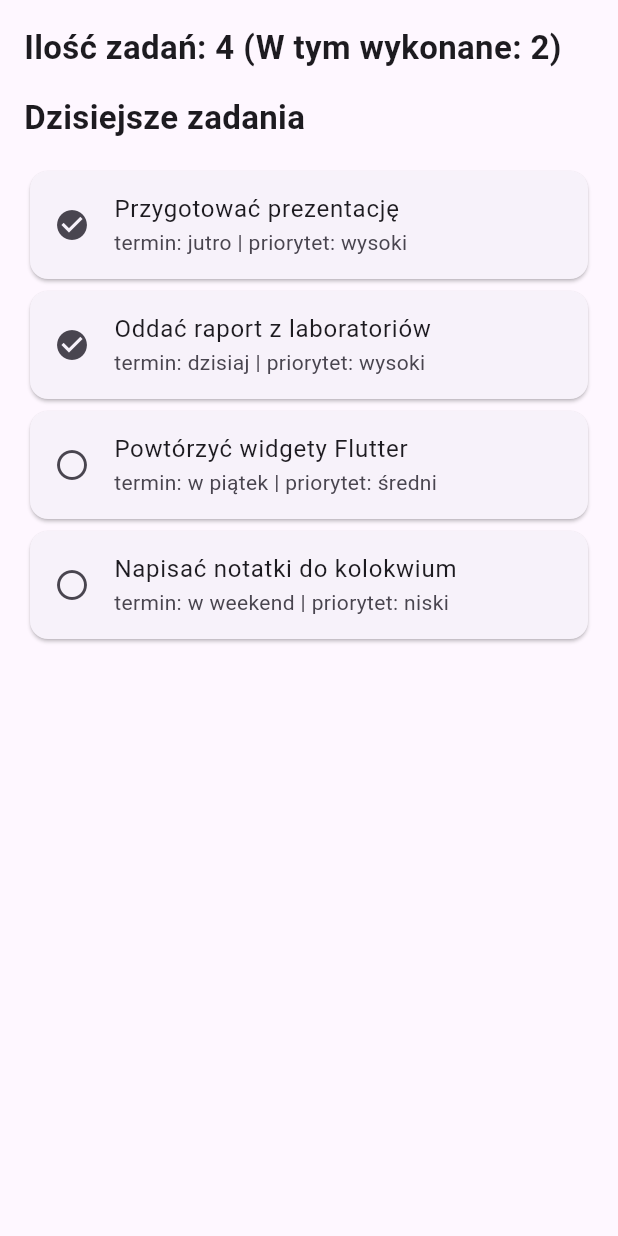
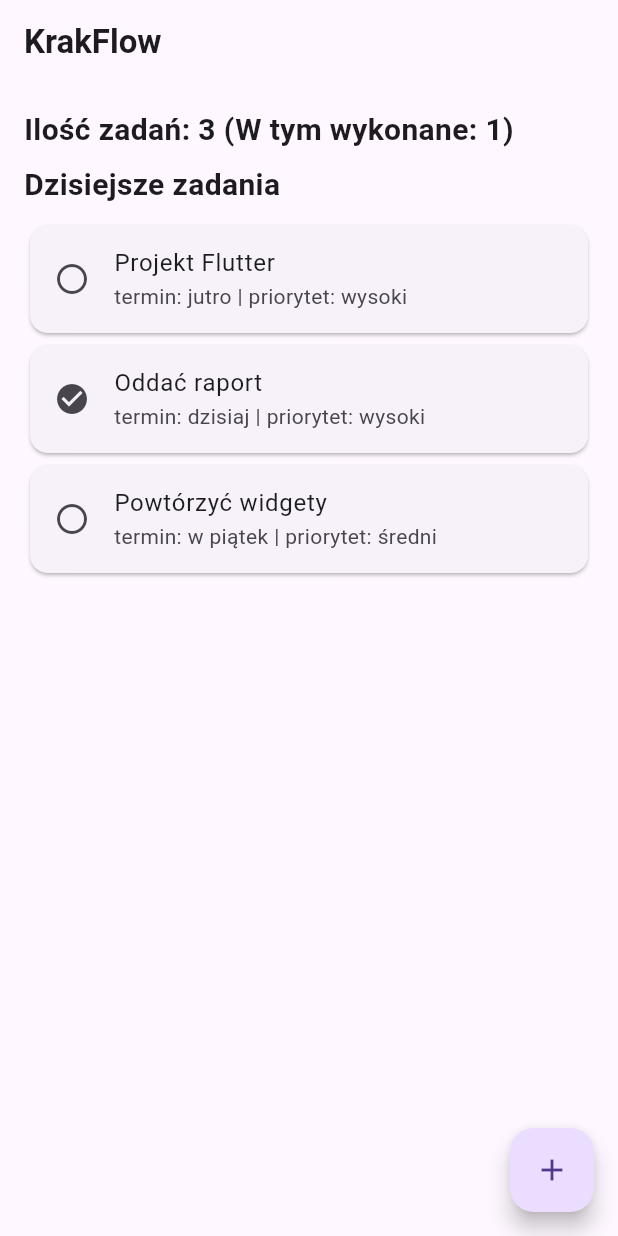
Before and after one commit to wiktorl16/tam_todo_uken, a Flutter app: the screen it shows after launch, on a phone screen of 412 x 824 dp. Run offline on Flutter 3.47's test engine with Material 3 defaults, Android fonts, the phone set to English and light mode, and no system bars.

Commit message:
lab 5 - krakflow navigation and add task screen

```diff
--- a/lib/main.dart
+++ b/lib/main.dart
@@ -1,26 +1,33 @@
 import 'package:flutter/material.dart';
+import 'task_repository.dart';
 
 void main() {
   runApp(const MyApp());
 }
 
-class MyApp extends StatelessWidget {
+class MyApp extends StatefulWidget {
   const MyApp({super.key});
 
   @override
+  State<MyApp> createState() => _MyAppState();
+}
+
+class _MyAppState extends State<MyApp> {
+  @override
   Widget build(BuildContext context) {
-    final List<Task> tasks = [
-      Task(title: "Przygotować prezentację", deadline: "jutro", done: true, priority: "wysoki"),
-      Task(title: "Oddać raport z laboratoriów", deadline: "dzisiaj", done: true, priority: "wysoki"),
-      Task(title: "Powtórzyć widgety Flutter", deadline: "w piątek", done: false, priority: "średni"),
-      Task(title: "Napisać notatki do kolokwium", deadline: "w weekend", done: false, priority: "niski"),
-    ];
+    final List<Task> tasks = TaskRepository.tasks;
 
     final doneCount = tasks.where((t) => t.done).length;
 
     return MaterialApp(
       title: 'KrakFlow',
       home: Scaffold(
+        appBar: AppBar(
+          title: Text(
+            "KrakFlow",
+            style: const TextStyle(fontSize: 22, fontWeight: FontWeight.bold),
+          ),
+        ),
         body: Padding(
           padding: const EdgeInsets.all(16),
           child: Column(
@@ -28,14 +35,14 @@
             children: [
               Text(
                 "Ilość zadań: ${tasks.length} (W tym wykonane: $doneCount)",
-                style: const TextStyle(fontSize: 22, fontWeight: FontWeight.bold),
+                style: const TextStyle(fontSize: 20, fontWeight: FontWeight.bold),
               ),
-              const SizedBox(height: 16),
+              const SizedBox(height: 8),
               const Text(
                 "Dzisiejsze zadania",
-                style: TextStyle(fontSize: 22, fontWeight: FontWeight.bold),
+                style: TextStyle(fontSize: 20, fontWeight: FontWeight.bold),
               ),
-              const SizedBox(height: 16),
+              const SizedBox(height: 8),
               Expanded(
                 child: ListView.builder(
                   itemCount: tasks.length,
@@ -53,23 +60,102 @@
             ],
           ),
         ),
+
+        floatingActionButton: Builder(
+          builder: (context) {
+            return FloatingActionButton(
+              onPressed: () async {
+                final Task? newTask = await Navigator.push(
+                  context,
+                  PageRouteBuilder(
+                    pageBuilder: (context, animation, secondaryAnimation) => AddTaskScreen(),
+                    transitionsBuilder: (context, animation, secondaryAnimation, child) {
+                      return FadeTransition(
+                        opacity: animation,
+                        child: child,
+                      );
+                    },
+                  ),
+                );
+                if (newTask != null) {
+                  setState(() {
+                    TaskRepository.tasks.add(newTask);
+                  });
+                }
+              },
+
+              child: Icon(Icons.add),
+            );
+          },
+        ),
       ),
     );
   }
 }
 
-class Task {
-  final String title;
-  final String deadline;
-  final bool done;
-  final String priority;
+class AddTaskScreen extends StatelessWidget {
+  AddTaskScreen({super.key});
 
-  Task({
-    required this.title,
-    required this.deadline,
-    required this.done,
-    required this.priority,
-  });
+  final TextEditingController titleController = TextEditingController();
+  final TextEditingController deadlineController = TextEditingController();
+  final TextEditingController priorityController = TextEditingController();
+
+  @override
+  Widget build(BuildContext context) {
+    return Scaffold(
+      appBar: AppBar(
+        title: Text(
+            "Nowe zadanie",
+            style: const TextStyle(fontSize: 20, fontWeight: FontWeight.bold),
+        ),
+      ),
+      body: Padding(
+        padding: EdgeInsets.all(16),
+        child: Column(
+          crossAxisAlignment: CrossAxisAlignment.start,
+          children: [
+            TextField(
+              controller: titleController,
+              decoration: InputDecoration(
+                labelText: "Tytuł zadania",
+                border: OutlineInputBorder(),
+              ),
+            ),
+            const SizedBox(height: 8),
+            TextField(
+              controller: deadlineController,
+              decoration: InputDecoration(
+                labelText: "Termin",
+                border: OutlineInputBorder(),
+              ),
+            ),
+            const SizedBox(height: 8),
+            TextField(
+              controller: priorityController,
+              decoration: InputDecoration(
+                labelText: "Priorytet",
+                border: OutlineInputBorder(),
+              ),
+            ),
+            const SizedBox(height: 8),
+            ElevatedButton(
+              onPressed: () {
+                final newTask = Task(
+                  title: titleController.text,
+                  deadline: deadlineController.text,
+                  done: false,
+                  priority: priorityController.text,
+                );
+
+                Navigator.pop(context, newTask);
+              },
+              child: Text("Zapisz"),
+            ),
+          ],
+        ),
+      ),
+    );
+  }
 }
 
 class TaskCard extends StatelessWidget {
--- /dev/null
+++ b/lib/task_repository.dart
@@ -0,0 +1,36 @@
+class Task {
+  final String title;
+  final String deadline;
+  final bool done;
+  final String priority;
+
+  Task({
+    required this.title,
+    required this.deadline,
+    required this.done,
+    required this.priority,
+  });
+}
+
+class TaskRepository {
+  static List<Task> tasks = [
+    Task(
+      title: "Projekt Flutter",
+      deadline: "jutro",
+      done: false,
+      priority: "wysoki",
+    ),
+    Task(
+      title: "Oddać raport",
+      deadline: "dzisiaj",
+      done: true,
+      priority: "wysoki",
+    ),
+    Task(
+      title: "Powtórzyć widgety",
+      deadline: "w piątek",
+      done: false,
+      priority: "średni",
+    ),
+  ];
+}
```
